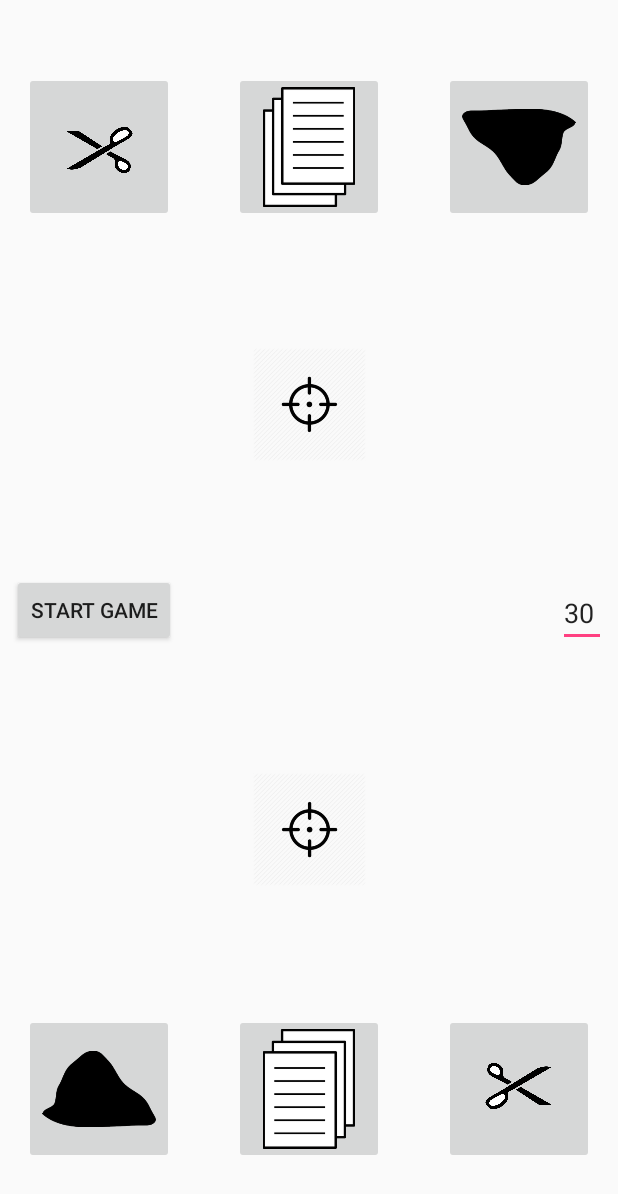
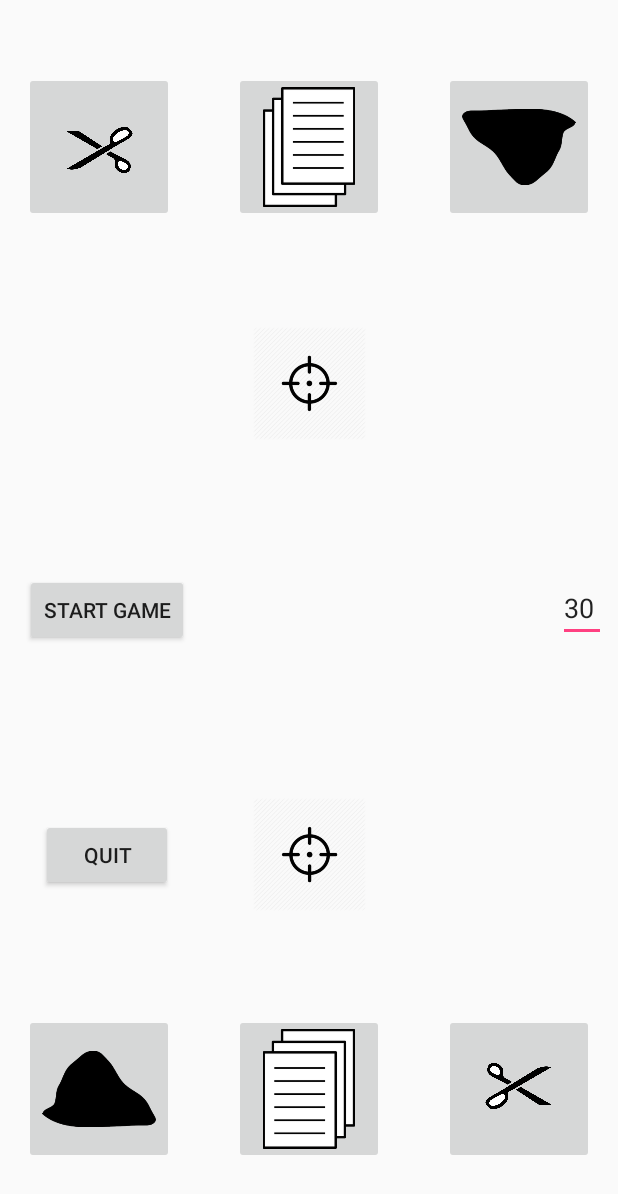
Before and after one commit to NikhilAPatel/RPS, an Android app: the layout game_activity.xml on its own in the app's theme, with its tools: preview values and no code run, on a phone screen of 412 x 824 dp. Shown: the top 1194 px of the screen. Run offline under Robolectric (Android 15) with nearby library versions, the phone set to English and light mode, and no system bars.

Commit message:
Added Menu Screen, Adjusted Game Layout, and made tweaks to app behavior
Clicking the play game button on the menu screen will open the rest of the game, where the user can choose to either start the game or quit back to menu. The buttons now become unclickable when the game ends. Player 2 has a timer that is facing them so they can read the time.  A few graphics were added including a logo for the game which now appears on the menu screen (none of the graphics are final).

```diff
--- a/app/src/main/AndroidManifest.xml
+++ b/app/src/main/AndroidManifest.xml
@@ -9,7 +9,10 @@
         android:roundIcon="@mipmap/ic_launcher_round"
         android:supportsRtl="true"
         android:theme="@style/AppTheme">
-        <activity android:name=".MainActivity">
+        <activity android:name=".Game">
+
+        </activity>
+        <activity android:name=".Menu">
             <intent-filter>
                 <action android:name="android.intent.action.MAIN" />
 
--- a/app/src/main/res/layout/game_activity.xml
+++ b/app/src/main/res/layout/game_activity.xml
@@ -6,7 +6,7 @@
     xmlns:tools="http://schemas.android.com/tools"
     android:layout_width="match_parent"
     android:layout_height="match_parent"
-    tools:context="academy.learnprogramming.rps.MainActivity">
+    tools:context="academy.learnprogramming.rps.Game">
 
 
     <ImageButton
@@ -27,25 +27,25 @@
         android:id="@+id/p2choiceImage"
         android:layout_width="75dp"
         android:layout_height="75dp"
-        android:layout_marginBottom="16dp"
+        android:layout_marginBottom="8dp"
         android:layout_marginEnd="8dp"
         android:layout_marginStart="8dp"
         android:layout_marginTop="16dp"
         android:scaleType="fitCenter"
-        app:layout_constraintBottom_toTopOf="@+id/timer"
+        app:layout_constraintBottom_toTopOf="@+id/p2timer"
         app:layout_constraintEnd_toEndOf="parent"
         app:layout_constraintStart_toStartOf="parent"
         app:layout_constraintTop_toBottomOf="@+id/p2paperButton"
         app:srcCompat="@drawable/shoot" />
 
     <TextView
-        android:id="@+id/timer"
+        android:id="@+id/p1timer"
         android:layout_width="0dp"
-        android:layout_height="38dp"
+        android:layout_height="44dp"
         android:layout_marginBottom="16dp"
         android:layout_marginEnd="8dp"
         android:layout_marginStart="8dp"
-        android:layout_marginTop="16dp"
+        android:layout_marginTop="8dp"
         android:fontFamily="cursive"
         android:textAlignment="center"
         android:textSize="30sp"
@@ -53,8 +53,8 @@
         app:layout_constraintEnd_toEndOf="parent"
         app:layout_constraintHorizontal_bias="0.0"
         app:layout_constraintStart_toStartOf="parent"
-        app:layout_constraintTop_toTopOf="parent"
-        app:layout_constraintVertical_bias="0.498" />
+        app:layout_constraintTop_toTopOf="@+id/p2score"
+        app:layout_constraintVertical_bias="0.553" />
 
     <ImageView
         android:id="@+id/p1choiceImage"
@@ -63,14 +63,14 @@
         android:layout_marginBottom="16dp"
         android:layout_marginEnd="8dp"
         android:layout_marginStart="8dp"
-        android:layout_marginTop="16dp"
+        android:layout_marginTop="8dp"
         android:rotation="180"
         android:scaleType="fitCenter"
         app:layout_constraintBottom_toTopOf="@+id/p1paperButton"
         app:layout_constraintEnd_toEndOf="parent"
         app:layout_constraintHorizontal_bias="0.501"
         app:layout_constraintStart_toStartOf="parent"
-        app:layout_constraintTop_toBottomOf="@+id/timer"
+        app:layout_constraintTop_toBottomOf="@+id/p1timer"
         app:srcCompat="@drawable/shoot" />
 
     <ImageButton
@@ -179,8 +179,8 @@
         android:layout_marginTop="8dp"
         android:text="Start Game"
         app:layout_constraintBottom_toTopOf="@+id/p1choiceImage"
-        app:layout_constraintEnd_toEndOf="@+id/timer"
-        app:layout_constraintHorizontal_bias="0.0"
+        app:layout_constraintEnd_toEndOf="@+id/p1timer"
+        app:layout_constraintHorizontal_bias="0.032"
         app:layout_constraintStart_toStartOf="parent"
         app:layout_constraintTop_toBottomOf="@+id/p2choiceImage"
         app:layout_constraintVertical_bias="0.466" />
@@ -193,9 +193,40 @@
         android:inputType="number"
         android:text="30"
         android:textColorLink="@android:color/black"
-        app:layout_constraintBottom_toTopOf="@+id/p1choiceImage"
-        app:layout_constraintEnd_toEndOf="@+id/timer"
-        app:layout_constraintTop_toBottomOf="@+id/p2choiceImage"
-        app:layout_constraintVertical_bias="0.485" />
+        app:layout_constraintBaseline_toBaselineOf="@+id/startButton"
+        app:layout_constraintEnd_toEndOf="@+id/p1timer" />
+
+    <Button
+        android:id="@+id/quitButton"
+        android:layout_width="wrap_content"
+        android:layout_height="wrap_content"
+        android:layout_marginBottom="8dp"
+        android:layout_marginEnd="8dp"
+        android:layout_marginStart="8dp"
+        android:layout_marginTop="8dp"
+        android:text="Quit"
+        app:layout_constraintBottom_toBottomOf="@+id/p1choiceImage"
+        app:layout_constraintEnd_toEndOf="@+id/startButton"
+        app:layout_constraintStart_toStartOf="@+id/startButton"
+        app:layout_constraintTop_toTopOf="@+id/p1choiceImage" />
+
+    <TextView
+        android:id="@+id/p2timer"
+        android:layout_width="0dp"
+        android:layout_height="45dp"
+        android:layout_marginBottom="8dp"
+        android:layout_marginEnd="8dp"
+        android:layout_marginStart="8dp"
+        android:layout_marginTop="8dp"
+        android:fontFamily="cursive"
+        android:rotation="180"
+        android:textAlignment="center"
+        android:textSize="30sp"
+        app:layout_constraintBottom_toBottomOf="@+id/p1score"
+        app:layout_constraintEnd_toEndOf="parent"
+        app:layout_constraintHorizontal_bias="0.0"
+        app:layout_constraintStart_toStartOf="parent"
+        app:layout_constraintTop_toTopOf="@+id/p2score"
+        app:layout_constraintVertical_bias="0.455" />
 
 </android.support.constraint.ConstraintLayout>
```
Also changed, not shown: app/src/main/java/academy/learnprogramming/rps/Game.java (renamed from app/src/main/java/academy/learnprogramming/rps/MainActivity.java, +107 -66 lines), app/src/main/java/academy/learnprogramming/rps/Menu.java (added, +35 -0 lines), app/src/main/res/layout/menu_activity.xml (added, +50 -0 lines), app/src/main/res/drawable/logo.png (added), app/src/main/res/drawable/playbut.png (added).
